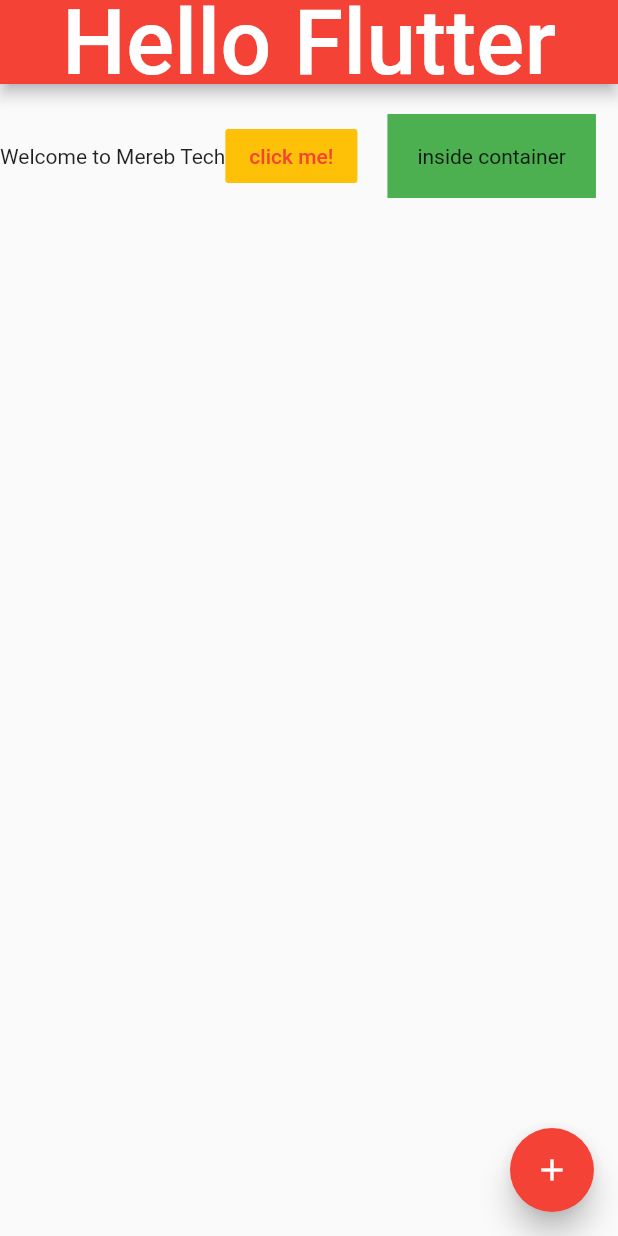
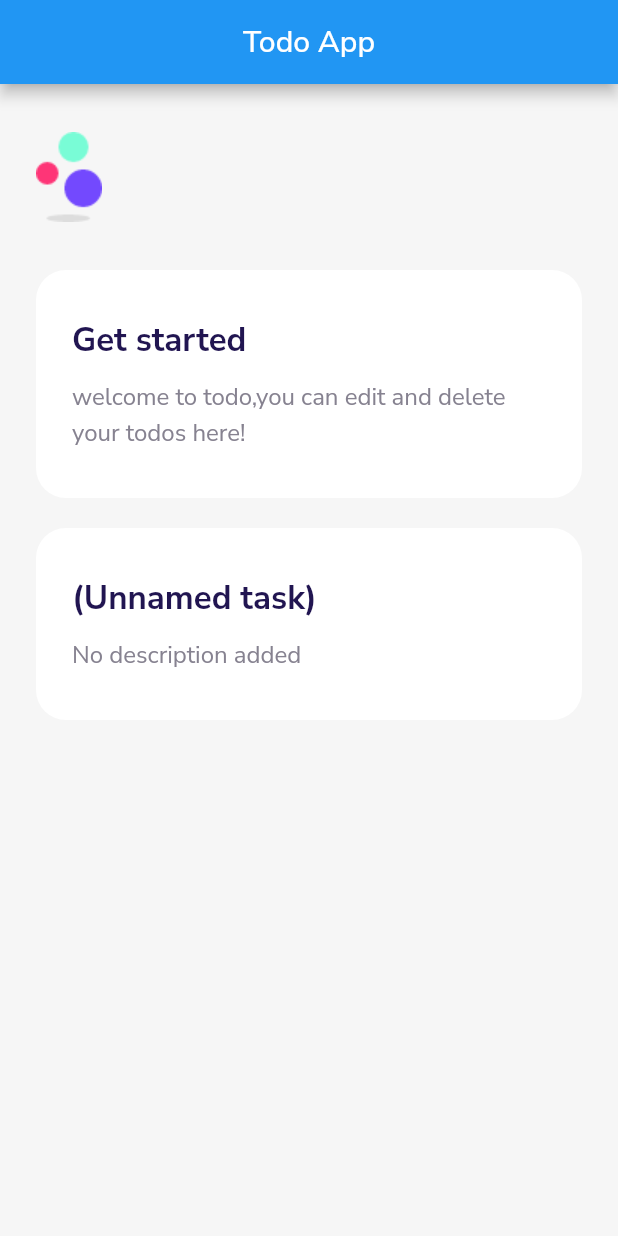
Before and after one commit to HailemichaelSintayehu/Flutter-projects, a Flutter app: the screen it shows after launch, on a phone screen of 412 x 824 dp. Run offline on Flutter 3.47's test engine with Material 2 defaults, Android fonts, the phone set to English and light mode, and no system bars; our stand-ins replace google_fonts.

Commit message:
todo app

```diff
--- a/lib/main.dart
+++ b/lib/main.dart
@@ -1,50 +1,20 @@
-import 'package:flutter/foundation.dart';
 import 'package:flutter/material.dart';
-import 'package:english_words/english_words.dart';
+import 'package:google_fonts/google_fonts.dart';
+import 'package:testproject/screens/homepage.dart';
 
-void main() => runApp(
-      MaterialApp(
-        home: Scaffold(
-          appBar: AppBar(
-            title: const Text(
-              'Hello Flutter',
-              style: TextStyle(
-                color: Colors.white,
-                fontSize: 60.0,
-              ),
-            ),
-            centerTitle: true,
-            backgroundColor: Colors.red,
-          ),
-          body: Row(
-            mainAxisAlignment: MainAxisAlignment.spaceEvenly,
-            children: <Widget>[
-              Text("Welcome to Mereb Tech"),
-              FlatButton(
-                onPressed: () {},
-                color: Colors.amber,
-                child: Text(
-                  'click me!',
-                  style: TextStyle(
-                    color: Colors.red,
-                  ),
-                ),
-              ),
-              Container(
-                color: Colors.green,
-                padding: EdgeInsets.all(20.0),
-                margin: EdgeInsets.all(20.0),
-                child: Text('inside container'),
-              ),
-            ],
-          ),
-          floatingActionButton: FloatingActionButton(
-              elevation: 8.0,
-              child: Icon(Icons.add),
-              backgroundColor: Colors.red,
-              onPressed: () {
-                print("I am Floating Action Button");
-              }),
+void main() => runApp(MyApp());
+
+class MyApp extends StatelessWidget {
+  @override
+  Widget build(BuildContext context) {
+    return MaterialApp(
+      debugShowCheckedModeBanner: false,
+      theme: ThemeData(
+        textTheme: GoogleFonts.nunitoSansTextTheme(
+          Theme.of(context).textTheme,
         ),
       ),
+      home: Homepage(),
     );
+  }
+}
--- /dev/null
+++ b/lib/screens/homepage.dart
@@ -0,0 +1,47 @@
+import 'package:flutter/material.dart';
+import 'package:testproject/widgets.dart';
+
+class Homepage extends StatefulWidget {
+  @override
+  HomepageState createState() => HomepageState();
+}
+
+class HomepageState extends State<Homepage> {
+  @override
+  Widget build(BuildContext context) {
+    return Scaffold(
+      appBar: AppBar(
+        title: Text("Todo App"),
+        centerTitle: true,
+      ),
+      body: SafeArea(
+        child: Container(
+          width: double.infinity,
+          padding: EdgeInsets.symmetric(horizontal: 24.0, vertical: 32.0),
+          color: Color(0xFFF6F6F6),
+          child: Column(
+            crossAxisAlignment: CrossAxisAlignment.start,
+            children: [
+              Container(
+                margin: EdgeInsets.only(
+                  bottom: 32.0,
+                ),
+                child: Image(
+                  image: AssetImage(
+                    'assets/images/logo.png',
+                  ),
+                ),
+              ),
+              TaskCard(
+                title: "Get started",
+                desc:
+                    "welcome to todo,you can edit and delete your todos here!",
+              ),
+              TaskCard(),
+            ],
+          ),
+        ),
+      ),
+    );
+  }
+}
--- /dev/null
+++ b/lib/widgets.dart
@@ -0,0 +1,50 @@
+import 'package:flutter/material.dart';
+import 'package:flutter/src/foundation/key.dart';
+import 'package:flutter/src/widgets/framework.dart';
+
+class TaskCard extends StatelessWidget {
+  final String? title;
+  final String? desc;
+  TaskCard({this.title, this.desc});
+
+  Widget build(BuildContext context) {
+    return Container(
+      width: double.infinity,
+      padding: EdgeInsets.symmetric(
+        vertical: 32.0,
+        horizontal: 24.0,
+      ),
+      decoration: BoxDecoration(
+        borderRadius: BorderRadius.circular(20.0),
+        color: Colors.white,
+      ),
+      margin: EdgeInsets.only(
+        bottom: 20.0,
+      ),
+      child: Column(
+        crossAxisAlignment: CrossAxisAlignment.start,
+        children: [
+          Text(
+            title ?? "(Unnamed task)",
+            style: TextStyle(
+              color: Color(0xFF211551),
+              fontSize: 22.0,
+              fontWeight: FontWeight.bold,
+            ),
+          ),
+          Padding(
+            padding: EdgeInsets.only(top: 10.0),
+          ),
+          Text(
+            desc ?? ('No description added'),
+            style: TextStyle(
+              fontSize: 16.0,
+              color: Color(0xFF868290),
+              height: 1.5,
+            ),
+          ),
+        ],
+      ),
+    );
+  }
+}
```
Also changed, not shown: pubspec.yaml (+12 -37 lines), assets/images/add_icon.png (added), assets/images/back_arrow_icon.png (added), assets/images/check_icon.png (added), assets/images/delete_icon.png (added), assets/images/github_cover.png (added), assets/images/logo.png (added), assets/space-station-1.jpg (deleted), assets/space-station-2.jpg (deleted), assets/space3.jpg (deleted), pubspec.lock, 1 other file.
